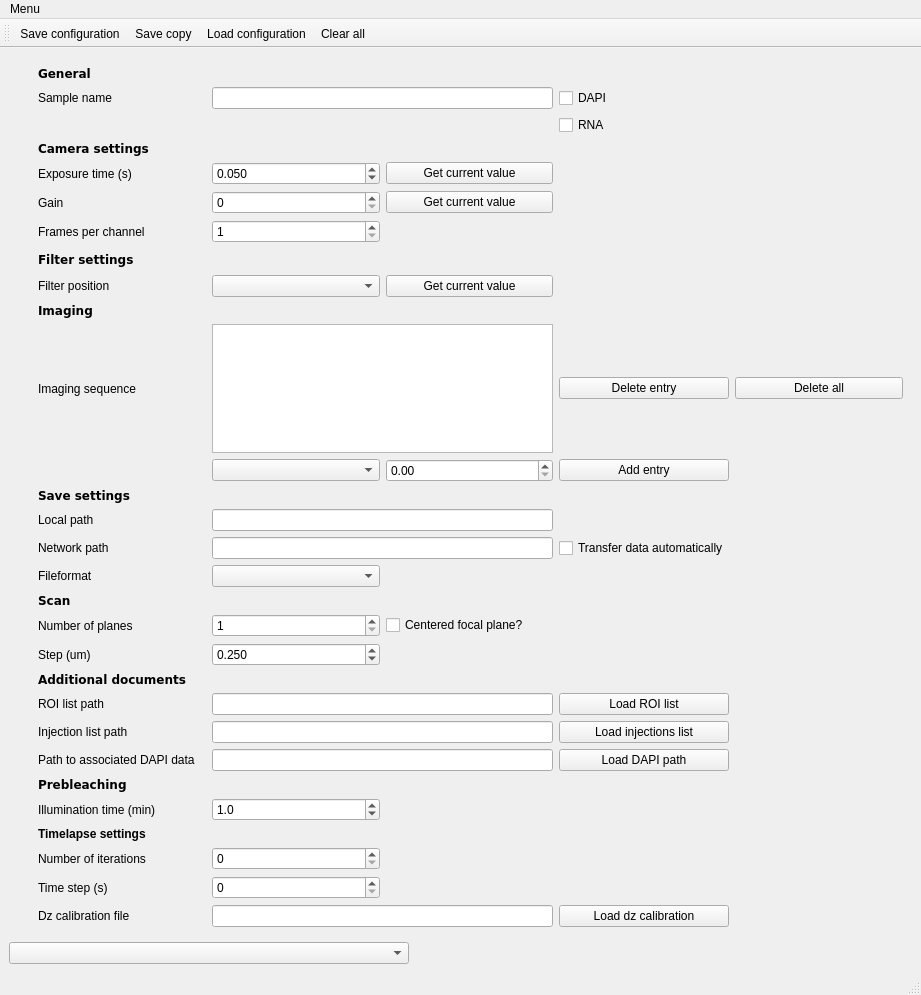
Qt form gui/experiment_configurator/ui_exp_configurator.ui (NollmannLab/qudi-HiM) before a commit.
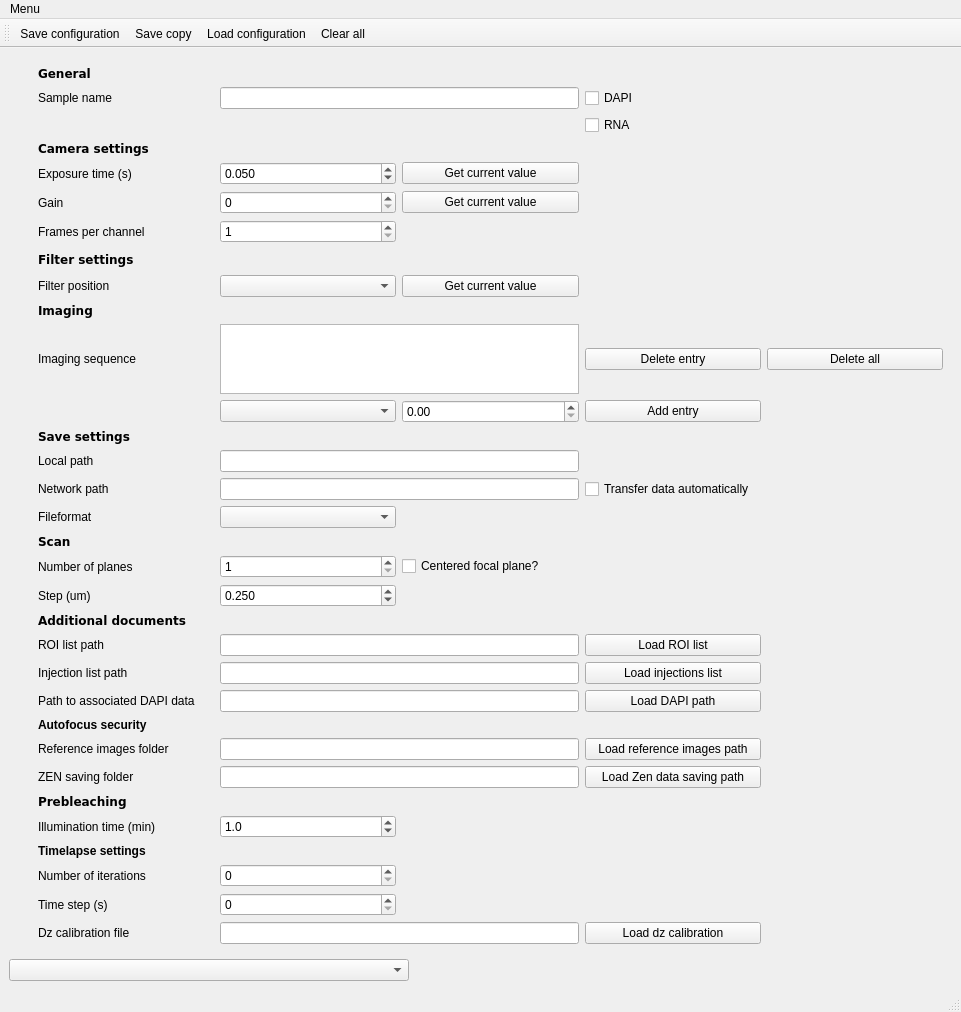
The same form after that commit.

Commit message: Update the experiment configuration for the HiM tissue

```diff
--- a/gui/experiment_configurator/ui_exp_configurator.ui
+++ b/gui/experiment_configurator/ui_exp_configurator.ui
@@ -6,7 +6,7 @@
    <rect>
     <x>0</x>
     <y>0</y>
-    <width>921</width>
+    <width>961</width>
     <height>995</height>
    </rect>
   </property>
@@ -25,7 +25,7 @@
          </property>
         </widget>
        </item>
-       <item row="33" column="2">
+       <item row="36" column="2">
         <widget class="QDoubleSpinBox" name="illumination_time_DSpinBox">
          <property name="decimals">
           <number>1</number>
@@ -90,7 +90,7 @@
          </property>
         </widget>
        </item>
-       <item row="32" column="1">
+       <item row="35" column="1">
         <widget class="QLabel" name="prebleach_settings_Label">
          <property name="font">
           <font>
@@ -292,7 +292,7 @@
          </property>
         </widget>
        </item>
-       <item row="35" column="2">
+       <item row="38" column="2">
         <widget class="QSpinBox" name="num_iterations_SpinBox">
          <property name="maximum">
           <number>1000</number>
@@ -485,7 +485,7 @@
          </property>
         </widget>
        </item>
-       <item row="34" column="1">
+       <item row="37" column="1">
         <widget class="QLabel" name="timelapse_settings_Label">
          <property name="font">
           <font>
@@ -534,7 +534,7 @@
        <item row="9" column="2">
         <widget class="QComboBox" name="filterpos_ComboBox"/>
        </item>
-       <item row="33" column="1">
+       <item row="36" column="1">
         <widget class="QLabel" name="illumination_time_Label">
          <property name="text">
           <string>Illumination time (min)</string>
@@ -554,34 +554,34 @@
          </attribute>
         </widget>
        </item>
-       <item row="35" column="1">
+       <item row="38" column="1">
         <widget class="QLabel" name="num_iterations_Label">
          <property name="text">
           <string>Number of iterations</string>
          </property>
         </widget>
        </item>
-       <item row="36" column="1">
+       <item row="39" column="1">
         <widget class="QLabel" name="time_step_Label">
          <property name="text">
           <string>Time step (s)</string>
          </property>
         </widget>
        </item>
-       <item row="36" column="2">
+       <item row="39" column="2">
         <widget class="QSpinBox" name="time_step_SpinBox"/>
        </item>
-       <item row="37" column="1">
+       <item row="40" column="1">
         <widget class="QLabel" name="dz_calibration_label">
          <property name="text">
           <string>Dz calibration file</string>
          </property>
         </widget>
        </item>
-       <item row="37" column="2" colspan="2">
+       <item row="40" column="2" colspan="2">
         <widget class="QLineEdit" name="axial_calibration_path_lineEdit"/>
        </item>
-       <item row="37" column="4">
+       <item row="40" column="4">
         <widget class="QPushButton" name="load_dz_calibration_pushButton">
          <property name="text">
           <string>Load dz calibration</string>
@@ -612,6 +612,53 @@
          </property>
         </widget>
        </item>
+       <item row="33" column="2" colspan="2">
+        <widget class="QLineEdit" name="reference_images_lineEdit"/>
+       </item>
+       <item row="32" column="1">
+        <widget class="QLabel" name="Autofocus_security_Label">
+         <property name="font">
+          <font>
+           <weight>75</weight>
+           <bold>true</bold>
+          </font>
+         </property>
+         <property name="text">
+          <string>Autofocus security</string>
+         </property>
+        </widget>
+       </item>
+       <item row="33" column="1">
+        <widget class="QLabel" name="reference_image_folder_Label">
+         <property name="text">
+          <string>Reference images folder</string>
+         </property>
+        </widget>
+       </item>
+       <item row="33" column="4">
+        <widget class="QPushButton" name="reference_images_pushButton">
+         <property name="text">
+          <string>Load reference images path</string>
+         </property>
+        </widget>
+       </item>
+       <item row="34" column="1">
+        <widget class="QLabel" name="Zen_saving_folder_Label">
+         <property name="text">
+          <string>ZEN saving folder</string>
+         </property>
+        </widget>
+       </item>
+       <item row="34" column="2" colspan="2">
+        <widget class="QLineEdit" name="Zen_saving_folder_lineEdit"/>
+       </item>
+       <item row="34" column="4">
+        <widget class="QPushButton" name="Zen_saving_folder_pushButton">
+         <property name="text">
+          <string>Load Zen data saving path</string>
+         </property>
+        </widget>
+       </item>
       </layout>
      </widget>
     </item>
@@ -632,7 +679,7 @@
     <rect>
      <x>0</x>
      <y>0</y>
-     <width>921</width>
+     <width>961</width>
      <height>20</height>
     </rect>
    </property>
```
The commit also changes 2 other files.
